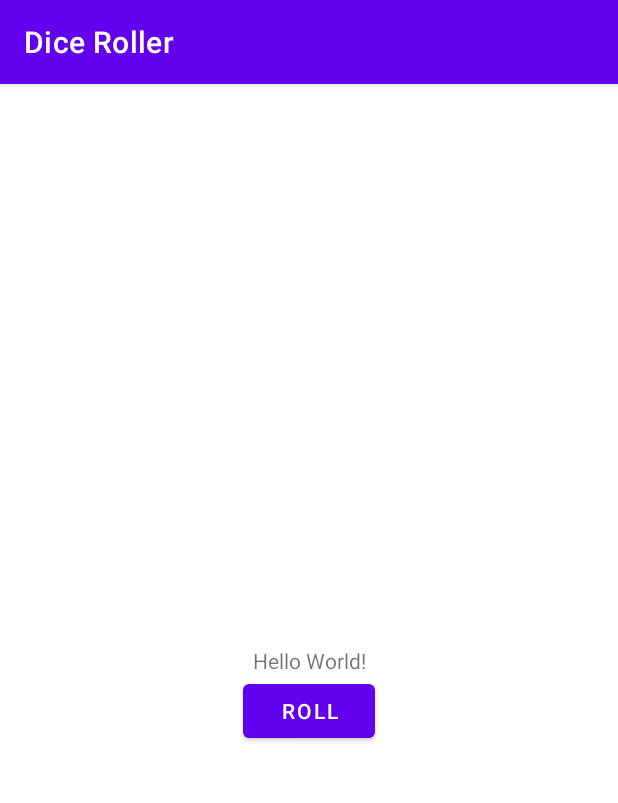
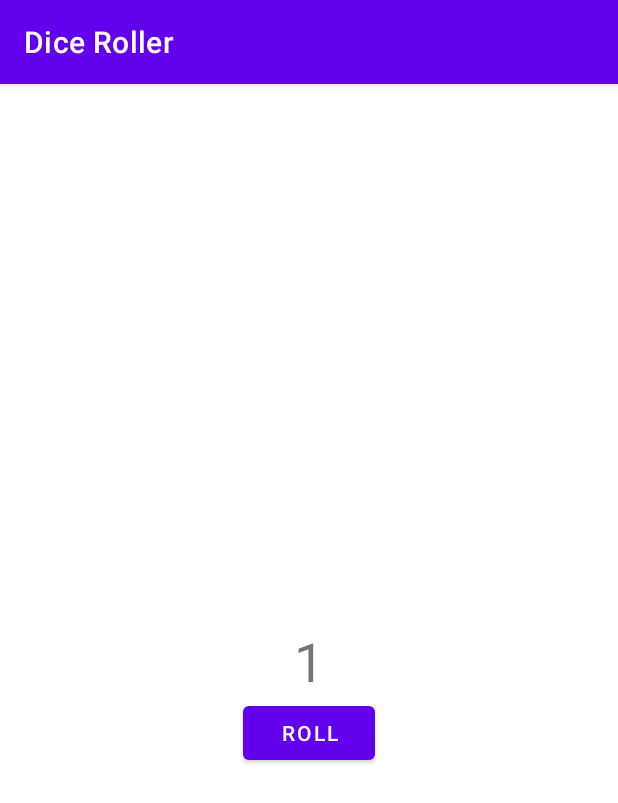
Before and after one commit to HemantSachdeva/DiceRoller, an Android app: the screen it shows after launch (MainActivity), on a phone screen of 412 x 824 dp. Shown: the top 803 px of the screen. Run offline under Robolectric (Android 15) with nearby library versions, the phone set to English and light mode, and no system bars.

Commit message:
Do not hardcode the TextView
 * Set a default roll value
 * Set TextSize to 36sp

Signed-off-by: Hemant Sachdeva <hemant.evolver@gmail.com>

```diff
--- a/app/src/main/res/layout/activity_main.xml
+++ b/app/src/main/res/layout/activity_main.xml
@@ -10,7 +10,8 @@
         android:id="@+id/textview"
         android:layout_width="wrap_content"
         android:layout_height="wrap_content"
-        android:text="Hello World!"
+        android:text="@string/default_roll"
+        android:textSize="36sp"
         app:layout_constraintBottom_toBottomOf="parent"
         app:layout_constraintLeft_toLeftOf="parent"
         app:layout_constraintRight_toRightOf="parent"
--- /dev/null
+++ b/app/src/main/res/values-night/strings.xml
@@ -0,0 +1,4 @@
+<?xml version="1.0" encoding="utf-8"?>
+<resources>
+    <string name="default_roll">1</string>
+</resources>
--- a/app/src/main/res/values/strings.xml
+++ b/app/src/main/res/values/strings.xml
@@ -1,4 +1,5 @@
 <resources>
     <string name="app_name">Dice Roller</string>
     <string name="button_text">Roll</string>
+    <string name="default_roll">1</string>
 </resources>
```
